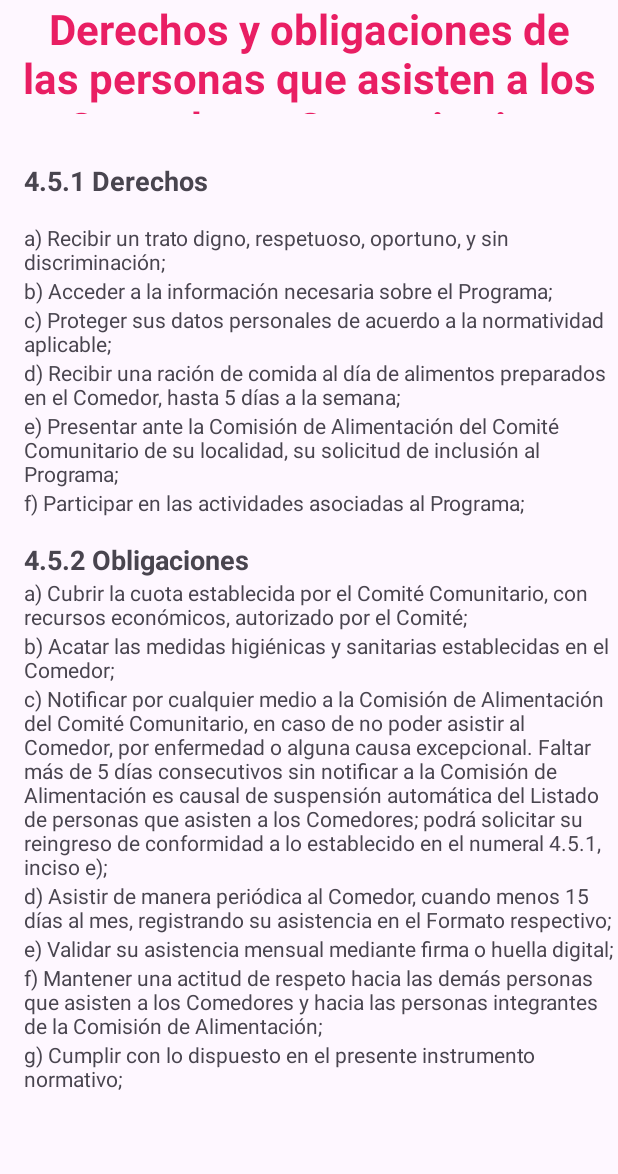
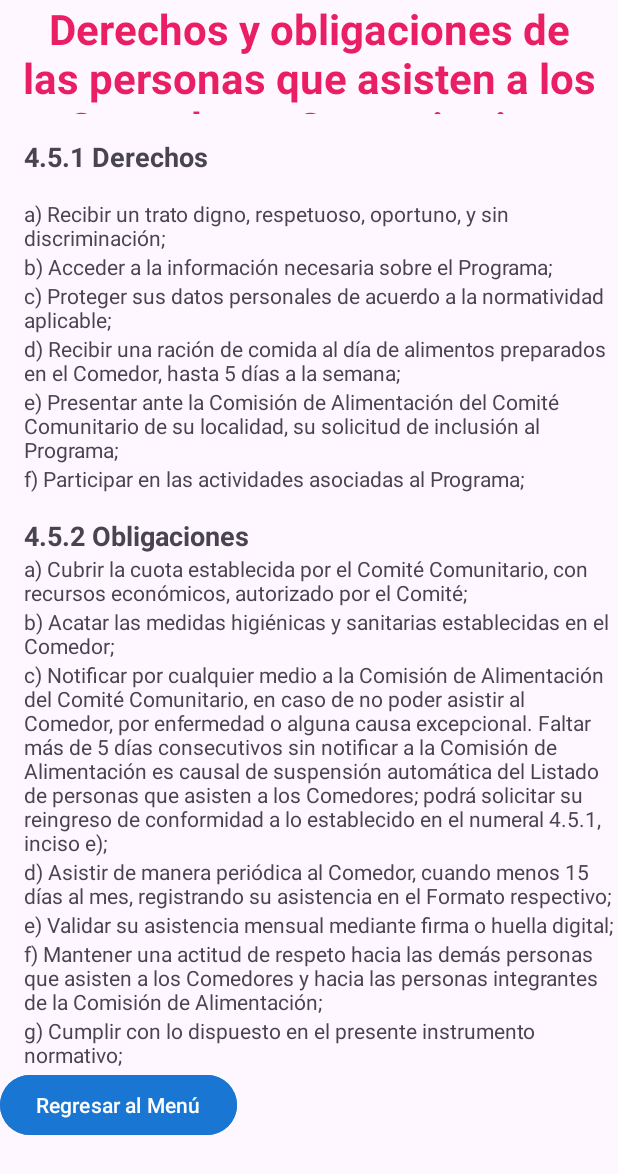
Before and after one commit to Ernesto-Juarez-Torres-A01754887/Dif-App-Cliente, an Android app: the DerechosObligaciones screen opened directly, with no data from a screen before it, on a phone screen of 412 x 824 dp. Shown: the top 1174 px of the screen. Run offline under Robolectric (Android 15) with nearby library versions, the phone set to English and light mode, and no system bars.

Commit message:
Add CODE

```diff
--- a/app/src/main/java/com/itesm/difbueno/DerechosObligaciones.kt
+++ b/app/src/main/java/com/itesm/difbueno/DerechosObligaciones.kt
@@ -1,6 +1,8 @@
 package com.itesm.difbueno
 
+import android.content.Intent
 import android.os.Bundle
+import android.widget.Button
 import androidx.appcompat.app.AppCompatActivity
 
 class DerechosObligaciones : AppCompatActivity() {
@@ -10,5 +12,13 @@ class DerechosObligaciones : AppCompatActivity() {
         setContentView(R.layout.activity_derechos_obligaciones)
 
         // Puedes realizar cualquier configuración adicional aquí si es necesario
+        val buttonRegresarMenu = findViewById<Button>(R.id.buttonRegresarMenu)
+
+        buttonRegresarMenu.setOnClickListener {
+            val intent = Intent(this, MenuDifActivity::class.java)
+            startActivity(intent)
+            finish() // Esto cierra la actividad actual y vuelve al menú
+        }
+
     }
 }
--- a/app/src/main/java/com/itesm/difbueno/MenuDifActivity.kt
+++ b/app/src/main/java/com/itesm/difbueno/MenuDifActivity.kt
@@ -50,7 +50,8 @@ class MenuDifActivity : AppCompatActivity() {
 
         buttonDerechosObligaciones.setOnClickListener {
             // Lógica para manejar el clic en el botón "Mapa"
-            // Por ejemplo, puedes iniciar una nueva actividad o realizar alguna acción.
+            val intent = Intent(this, DerechosObligaciones::class.java)
+            startActivity(intent)
         }
 
         buttonSalir.setOnClickListener {
--- a/app/src/main/res/layout/activity_derechos_obligaciones.xml
+++ b/app/src/main/res/layout/activity_derechos_obligaciones.xml
@@ -25,10 +25,6 @@
                 android:textColor="#E91E63"
                 android:textSize="28sp"
                 android:textStyle="bold" />
-
-            <Space
-                android:layout_width="match_parent"
-                android:layout_height="16dp" />
 
 
             <TextView
@@ -129,6 +125,18 @@
                 android:layout_height="wrap_content"
                 android:layout_marginLeft="16dp"
                 android:text="g) Cumplir con lo dispuesto en el presente instrumento normativo;" />
+            <Button
+                android:layout_width="wrap_content"
+                android:layout_height="wrap_content"
+                android:text="Regresar al Menú"
+                android:backgroundTint="#1976D2"
+                android:textColor="#fefefe"
+                app:layout_constraintBottom_toBottomOf="parent"
+                app:layout_constraintStart_toStartOf="parent"
+                app:layout_constraintEnd_toEndOf="parent"
+                android:layout_marginBottom="16dp"
+                android:id="@+id/buttonRegresarMenu" />
+
         </LinearLayout>
     </ScrollView>
 </androidx.constraintlayout.widget.ConstraintLayout>
```
